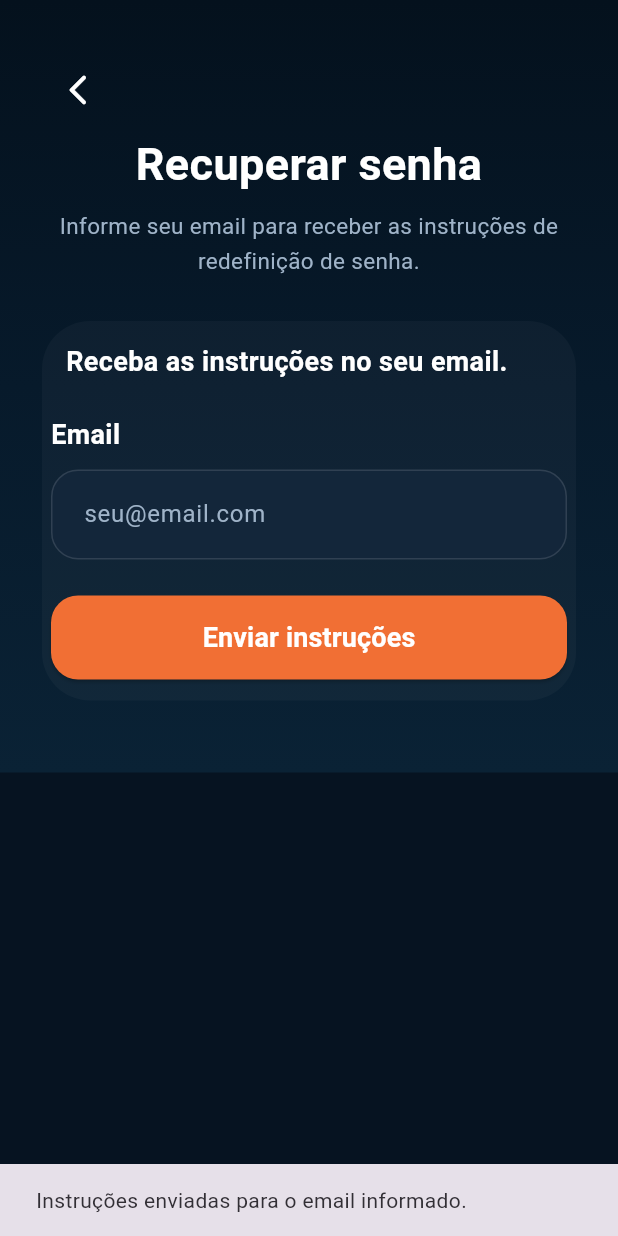
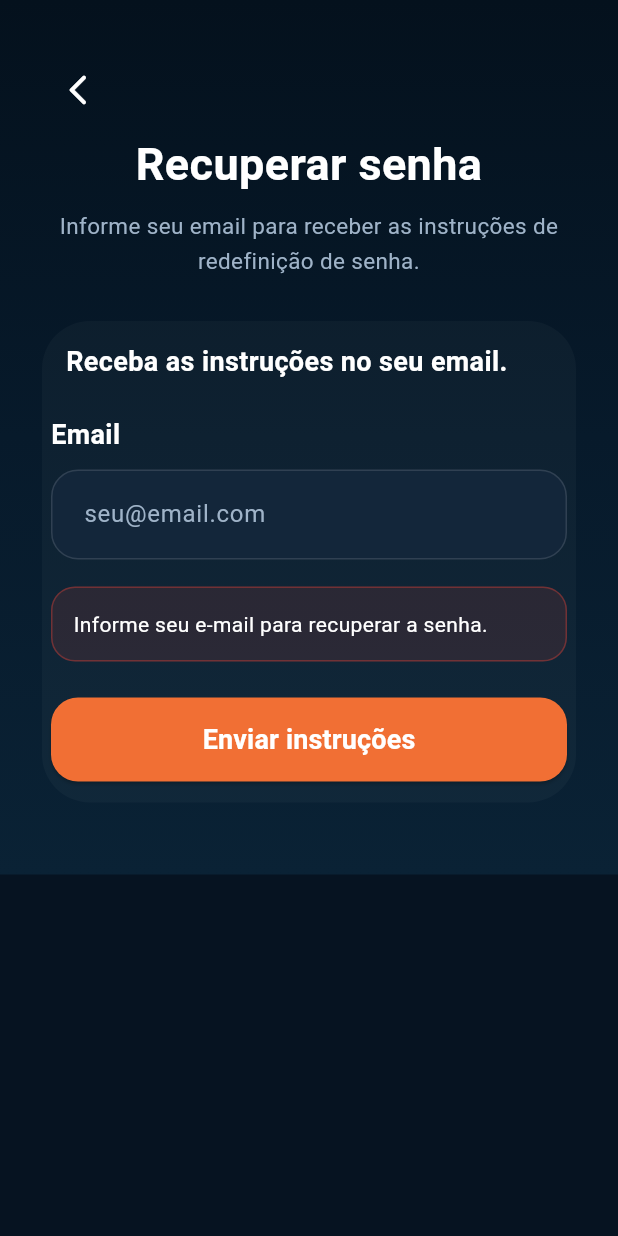
Before and after one commit to miguelgallinucci/ES-PI3-2026-T3-G20, a Flutter app: the ForgotPasswordPage screen opened directly, after a tap on "Enviar instruções", on a phone screen of 412 x 824 dp. Run offline on Flutter 3.47's test engine with Material 3 defaults, Android fonts, the phone set to English and light mode, and no system bars; our stand-ins replace cloud_firestore, firebase_auth, firebase_core; accounts and stored records are empty.

Commit message:
conecta recuperação de senha ao Firebase Auth

```diff
--- a/lib/features/auth/pages/forgot_password_page.dart
+++ b/lib/features/auth/pages/forgot_password_page.dart
@@ -1,13 +1,93 @@
+import 'package:firebase_auth/firebase_auth.dart';
 import 'package:flutter/material.dart';
 import '../../../core/theme/app_colors.dart';
+import '../services/auth_service.dart';
 import '../widgets/app_button.dart';
 import '../widgets/app_input.dart';
 
-class ForgotPasswordPage extends StatelessWidget {
+class ForgotPasswordPage extends StatefulWidget {
   const ForgotPasswordPage({super.key});
 
   @override
+  State<ForgotPasswordPage> createState() => _ForgotPasswordPageState();
+}
+
+class _ForgotPasswordPageState extends State<ForgotPasswordPage> {
+  final AuthService _authService = AuthService();
+  final TextEditingController _emailController = TextEditingController();
+
+  bool _isLoading = false;
+  String? _message;
+  bool _isSuccess = false;
+
+  @override
+  void dispose() {
+    _emailController.dispose();
+    super.dispose();
+  }
+
+  Future<void> _sendPasswordResetEmail() async {
+    final email = _emailController.text.trim();
+
+    if (email.isEmpty) {
+      setState(() {
+        _message = 'Informe seu e-mail para recuperar a senha.';
+        _isSuccess = false;
+      });
+      return;
+    }
+
+    setState(() {
+      _isLoading = true;
+      _message = null;
+      _isSuccess = false;
+    });
+
+    try {
+      await _authService.sendPasswordResetEmail(email: email);
+
+      setState(() {
+        _message = 'Enviamos as instruções de recuperação para o e-mail informado.';
+        _isSuccess = true;
+      });
+    } on FirebaseAuthException catch (error) {
+      setState(() {
+        _message = _getFirebaseErrorMessage(error.code);
+        _isSuccess = false;
+      });
+    } catch (_) {
+      setState(() {
+        _message = 'Não foi possível enviar o e-mail. Tente novamente.';
+        _isSuccess = false;
+      });
+    } finally {
+      if (mounted) {
+        setState(() {
+          _isLoading = false;
+        });
+      }
+    }
+  }
+
+  String _getFirebaseErrorMessage(String code) {
+    switch (code) {
+      case 'invalid-email':
+        return 'O e-mail informado não é válido.';
+      case 'user-not-found':
+        return 'Não encontramos uma conta com este e-mail.';
+      case 'too-many-requests':
+        return 'Muitas tentativas. Aguarde um pouco e tente novamente.';
+      case 'network-request-failed':
+        return 'Falha de conexão. Verifique sua internet.';
+      default:
+        return 'Erro ao enviar recuperação de senha. Tente novamente.';
+    }
+  }
+
+  @override
   Widget build(BuildContext context) {
+    final Color feedbackColor = _isSuccess ? Colors.green : Colors.red;
+
     return Scaffold(
       body: Container(
         decoration: const BoxDecoration(
@@ -77,7 +157,7 @@ class ForgotPasswordPage extends StatelessWidget {
                         vertical: 14,
                       ),
                       decoration: BoxDecoration(
-                        color: Colors.white.withOpacity(0.03),
+                        color: Colors.white.withValues(alpha: 0.03),
                         borderRadius: BorderRadius.circular(32),
                       ),
                       child: Column(
@@ -98,24 +178,43 @@ class ForgotPasswordPage extends StatelessWidget {
 
                           const SizedBox(height: 24),
 
-                          const AppInput(
+                          AppInput(
                             label: 'Email',
                             hint: 'seu@email.com',
+                            controller: _emailController,
                           ),
+
+                          if (_message != null) ...[
+                            const SizedBox(height: 18),
+                            Container(
+                              padding: const EdgeInsets.all(14),
+                              decoration: BoxDecoration(
+                                color: feedbackColor.withValues(alpha: 0.12),
+                                borderRadius: BorderRadius.circular(16),
+                                border: Border.all(
+                                  color: feedbackColor.withValues(alpha: 0.35),
+                                ),
+                              ),
+                              child: Text(
+                                _message!,
+                                style: const TextStyle(
+                                  color: Colors.white,
+                                  fontSize: 14,
+                                  height: 1.4,
+                                ),
+                              ),
+                            ),
+                          ],
 
                           const SizedBox(height: 24),
 
                           AppButton(
-                            text: 'Enviar instruções',
-                            onPressed: () {
-                              ScaffoldMessenger.of(context).showSnackBar(
-                                const SnackBar(
-                                  content: Text(
-                                    'Instruções enviadas para o email informado.',
-                                  ),
-                                ),
-                              );
-                            },
+                            text: _isLoading
+                                ? 'Enviando...'
+                                : 'Enviar instruções',
+                            onPressed: _isLoading
+                                ? () {}
+                                : _sendPasswordResetEmail,
                           ),
                         ],
                       ),
```
